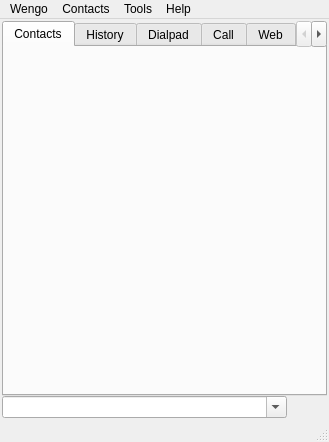
tkrotoff/WengoPhone, file wengophone/src/presentation/qt/WengoPhoneWindow.ui: the form before one commit.
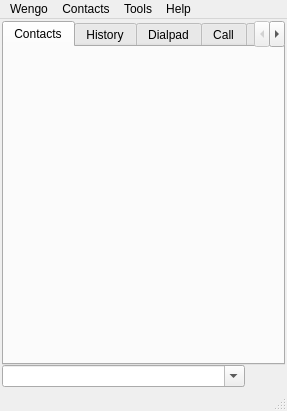
The form after the commit. Icons and pictures are not drawn.

Commit message: Config class re-worked NullIMWrapper fixed: option nullimwrapper=1 NullSipWrapper fixed: option nullsipwrapper=1 PhApiWrapper & SipWrapper: no more dependency on netlib (EnumNatType added) wengoscons: no more debug dependencies in release mode WengoPhoneWindow: no more logger tab

```diff
--- a/wengophone/src/presentation/qt/WengoPhoneWindow.ui
+++ b/wengophone/src/presentation/qt/WengoPhoneWindow.ui
@@ -8,8 +8,8 @@
    <rect>
     <x>0</x>
     <y>0</y>
-    <width>329</width>
-    <height>442</height>
+    <width>287</width>
+    <height>411</height>
    </rect>
   </property>
   <property name="windowTitle" >
@@ -91,11 +91,6 @@
         <string>Web</string>
        </attribute>
       </widget>
-      <widget class="QWidget" name="tabLogger" >
-       <attribute name="title" >
-        <string>Logger</string>
-       </attribute>
-      </widget>
      </widget>
     </item>
    </layout>
@@ -105,7 +100,7 @@
     <rect>
      <x>0</x>
      <y>0</y>
-     <width>329</width>
+     <width>287</width>
      <height>19</height>
     </rect>
    </property>
@@ -151,8 +146,8 @@
    <property name="geometry" >
     <rect>
      <x>0</x>
-     <y>423</y>
-     <width>329</width>
+     <y>392</y>
+     <width>287</width>
      <height>19</height>
     </rect>
    </property>
```
The commit also changes 38 other files.
